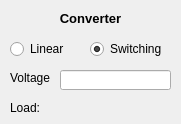
First picture: the form in converter_node.ui, repository davarabinovich/power_tree_solver, before the edit.
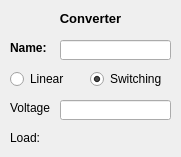
Second picture: the form after the edit.

Commit message: Nodes' names are added.

What changed in the file:
```diff
--- a/converter_node.ui
+++ b/converter_node.ui
@@ -7,7 +7,7 @@
     <x>0</x>
     <y>0</y>
     <width>181</width>
-    <height>124</height>
+    <height>157</height>
    </rect>
   </property>
   <property name="windowTitle">
@@ -17,7 +17,7 @@
    <property name="geometry">
     <rect>
      <x>60</x>
-     <y>70</y>
+     <y>100</y>
      <width>111</width>
      <height>20</height>
     </rect>
@@ -27,7 +27,7 @@
    <property name="geometry">
     <rect>
      <x>10</x>
-     <y>70</y>
+     <y>100</y>
      <width>41</width>
      <height>16</height>
     </rect>
@@ -40,7 +40,7 @@
    <property name="geometry">
     <rect>
      <x>10</x>
-     <y>100</y>
+     <y>130</y>
      <width>41</width>
      <height>16</height>
     </rect>
@@ -72,7 +72,7 @@
    <property name="geometry">
     <rect>
      <x>10</x>
-     <y>40</y>
+     <y>70</y>
      <width>71</width>
      <height>18</height>
     </rect>
@@ -88,7 +88,7 @@
    <property name="geometry">
     <rect>
      <x>90</x>
-     <y>40</y>
+     <y>70</y>
      <width>71</width>
      <height>18</height>
     </rect>
@@ -126,6 +126,36 @@
     <set>Qt::AlignCenter</set>
    </property>
   </widget>
+  <widget class="QLineEdit" name="nameLineEdit">
+   <property name="geometry">
+    <rect>
+     <x>60</x>
+     <y>40</y>
+     <width>111</width>
+     <height>20</height>
+    </rect>
+   </property>
+  </widget>
+  <widget class="QLabel" name="nameLabel">
+   <property name="geometry">
+    <rect>
+     <x>10</x>
+     <y>40</y>
+     <width>41</width>
+     <height>16</height>
+    </rect>
+   </property>
+   <property name="font">
+    <font>
+     <pointsize>9</pointsize>
+     <weight>75</weight>
+     <bold>true</bold>
+    </font>
+   </property>
+   <property name="text">
+    <string>Name:</string>
+   </property>
+  </widget>
  </widget>
  <resources/>
  <connections/>
```
The commit also changes 15 other files.
